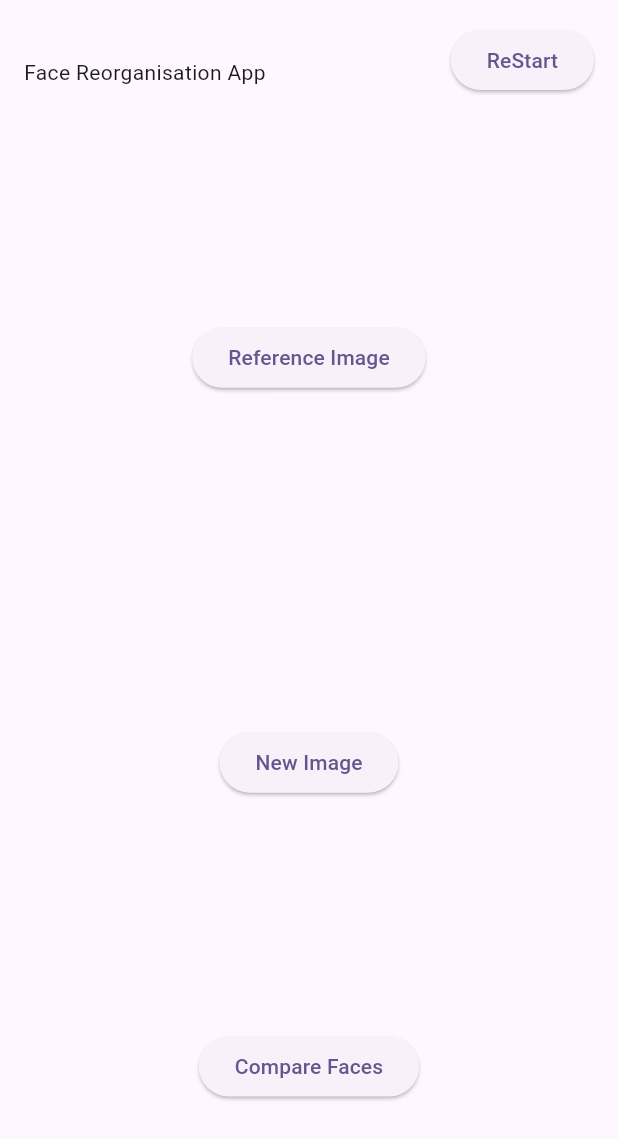
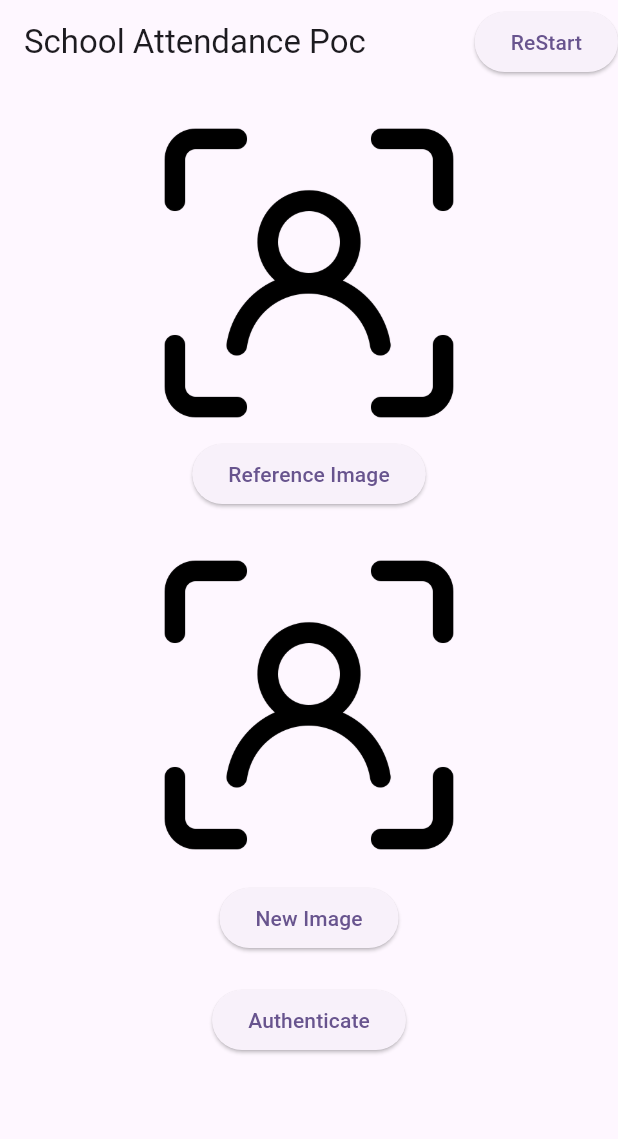
Before and after one commit to pabbathiharish/school_poc, a Flutter app: the screen it shows after launch, on a phone screen of 412 x 824 dp. Shown: the top 1139 px of the screen. Run offline on Flutter 3.47's test engine with Material 3 defaults, Android fonts, the phone set to English and light mode, and no system bars; our stand-ins replace camera, get, image_picker, location; missing offline and left inert: flutter_face_api, google_mlkit_commons, google_mlkit_face_detection, tflite_flutter, tflite_flutter_helper.

Commit message:
- fixed some issues - code cleanup

```diff
--- a/lib/login_screen.dart
+++ b/lib/login_screen.dart
@@ -30,28 +30,28 @@ class _LoginScreenState extends State<LoginScreen> {
   @override
   Widget build(BuildContext context) {
     return Obx(() => Scaffold(
+          appBar: AppBar(
+            title: Text("School Attendance Poc"),
+            actions: [
+              ElevatedButton(
+                  onPressed: () => ctrlLogin.restart(), child: Text("ReStart"))
+            ],
+          ),
           body: SafeArea(
+              child: SingleChildScrollView(
             child: Column(
               mainAxisAlignment: MainAxisAlignment.spaceBetween,
               crossAxisAlignment: CrossAxisAlignment.center,
               children: [
-              Row(
-                mainAxisAlignment: MainAxisAlignment.spaceBetween,
-                children: [
-                  Text("Face Reorganisation App").paddingOnly(right: 16),
-                  ElevatedButton(
-                          onPressed: () => ctrlLogin.restart(),
-                          child: Text("ReStart"))
-                      .paddingOnly(bottom: 16)
-                ],
-              ),
                 ctrlLogin.refImage.value.path.isNotEmpty
                     ? ClipPath(
-                      clipper: const ShapeBorderClipper(shape: CircleBorder()),
+                        clipper:
+                            const ShapeBorderClipper(shape: CircleBorder()),
                         clipBehavior: Clip.hardEdge,
-                      child: Image.file(ctrlLogin.refImage.value, height: 200),
+                        child:
+                            Image.file(ctrlLogin.refImage.value, height: 220),
                       ).paddingOnly(bottom: 8)
-                  : Container(),
+                    : Image.asset('assets/images/portrait.png', height: 220),
                 ElevatedButton(
                     onPressed: () {
                       Get.to(CameraScreen(onImageCapture: (image) {
@@ -66,9 +66,9 @@ class _LoginScreenState extends State<LoginScreen> {
                             const ShapeBorderClipper(shape: CircleBorder()),
                         clipBehavior: Clip.hardEdge,
                         child:
-                              Image.file(ctrlLogin.newImage.value, height: 200))
-                      .paddingOnly(bottom: 8)
-                  : Container(),
+                            Image.file(ctrlLogin.newImage.value, height: 220))
+                    : Image.asset('assets/images/portrait.png', height: 220)
+                        .paddingOnly(bottom: 8),
                 ElevatedButton(
                     onPressed: () {
                       Get.to(CameraScreen(onImageCapture: (image) {
@@ -83,13 +83,21 @@ class _LoginScreenState extends State<LoginScreen> {
                         ? CircularProgressIndicator()
                         : ElevatedButton(
                             onPressed: ctrlLogin.compareFaces,
-                          child: Text("Compare Faces")),
+                            child: Text("Authenticate")),
                     SizedBox(height: 20),
-                  Text(ctrlLogin.resultText.value, textAlign: TextAlign.center),
+                    Row(
+                      crossAxisAlignment: CrossAxisAlignment.center,
+                      mainAxisAlignment: MainAxisAlignment.center,
+                      children: [
+                        Text(ctrlLogin.resultText.value,
+                            textAlign: TextAlign.center)
+                      ],
+                    ),
                   ],
                 ).paddingOnly(bottom: 32),
               ],
-          ).paddingAll(16)),
+            ).paddingAll(16),
+          )),
         ));
   }
 }
--- a/lib/signup_screen.dart
+++ b/lib/signup_screen.dart
@@ -46,7 +46,7 @@ class _SignupScreenState extends State<SignupScreen> {
 
   startLiveness() async {
     var result = await faceSdk.startLiveness(
-      config: LivenessConfig(skipStep: [LivenessSkipStep.ONBOARDING_STEP]),
+      config: LivenessConfig(skipStep: [LivenessSkipStep.SUCCESS_STEP]),
       notificationCompletion: (notification) {
         print(notification.status);
       },
```
Also changed, not shown: assets/images/portrait.png. Lines whose indentation alone changed are shown as unchanged.
